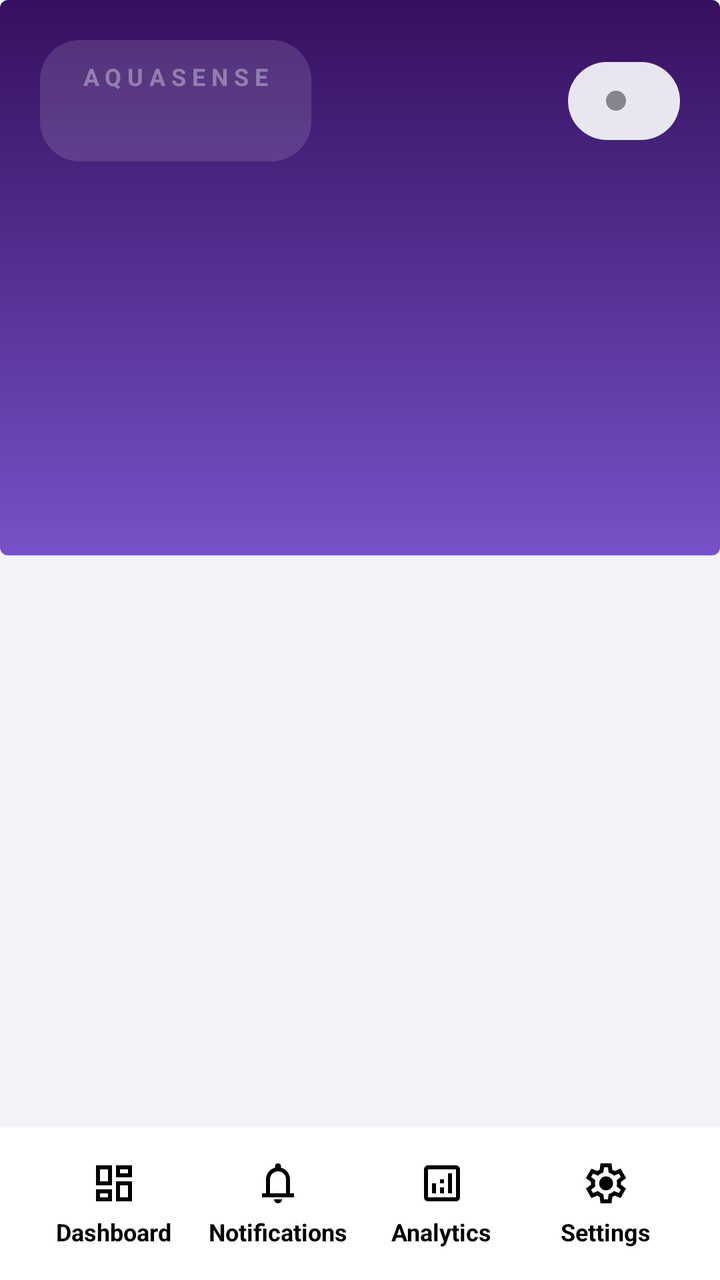
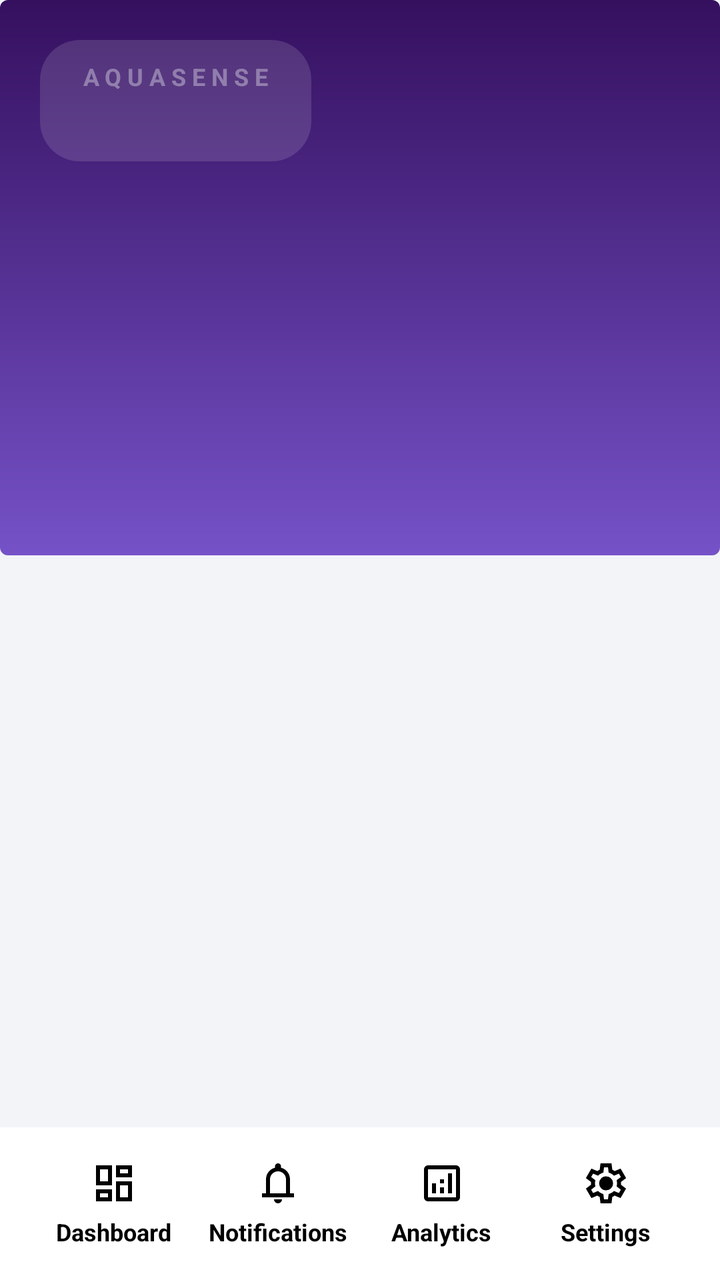

The first picture is an Android layout as it rendered before a commit; the second is the same layout after the commit. The layout source and the unified diff follow.
<!-- AndroidManifest.xml: application theme Theme.AquaSense -->
<!-- res/layout/fragment_dashboard.xml -->
<?xml version="1.0" encoding="utf-8"?>
<androidx.constraintlayout.widget.ConstraintLayout
    xmlns:android="http://schemas.android.com/apk/res/android"
    xmlns:app="http://schemas.android.com/apk/res-auto"
    android:layout_width="match_parent"
    android:layout_height="match_parent"
    android:orientation="vertical"
>
    <com.google.android.material.card.MaterialCardView
        android:id="@+id/dashboardHeader"
        app:layout_constraintTop_toTopOf="parent"
        android:layout_width="match_parent"
        android:layout_height="wrap_content"
        app:cardElevation="0dp"
    >
        <androidx.constraintlayout.widget.ConstraintLayout
            android:id="@+id/dashboardHeaderGradient"
            android:layout_width="match_parent"
            android:layout_height="match_parent"
            android:background="@drawable/bg_dashboard_header"
        >
            <androidx.constraintlayout.widget.ConstraintLayout
                android:id="@+id/aquariumHeader"
                android:layout_width="match_parent"
                android:layout_height="wrap_content"
                android:gravity="center_vertical"
                app:layout_constraintStart_toStartOf="parent"
                app:layout_constraintEnd_toEndOf="parent"
                app:layout_constraintTop_toTopOf="parent"
                app:layout_constraintBottom_toTopOf="@id/aquariumSensorsStatusIcon"
            >
                
                <LinearLayout
                    android:id="@+id/aquariumSelector"
                    android:layout_width="wrap_content"
                    android:layout_height="wrap_content"
                    android:layout_marginStart="20dp"
                    android:layout_marginTop="20dp"
                    android:background="@drawable/bg_chip_0x22_alpha"
                    android:gravity="center"
                    android:orientation="vertical"
                    android:paddingHorizontal="20dp"
                    android:paddingVertical="10dp"
                    app:layout_constraintStart_toStartOf="parent"
                    app:layout_constraintTop_toTopOf="parent"
                    app:layout_constraintBottom_toBottomOf="parent"
                    android:clickable="true"
                    android:focusable="true"
                    android:foreground="@drawable/rounded_ripple_20dp_radius"
                >
                    <TextView
                        android:text="@string/app_name_uppercase"
                        android:layout_width="wrap_content"
                        android:layout_height="wrap_content"
                        android:textColor="@color/alpha_0x60_white"
                        android:textSize="12sp"
                        android:textStyle="bold"
                        android:letterSpacing="0.25"
                    />
                    <TextView
                        android:id="@+id/aquariumTitleText"
                        android:layout_width="wrap_content"
                        android:layout_height="wrap_content"
                        android:textColor="@color/alpha_0xD0_white"
                        android:textSize="18sp"
                        android:textStyle="bold"
                    />
                </LinearLayout>

                
                <LinearLayout
                    android:id="@+id/aquariumBoardStatus"
                    android:layout_width="wrap_content"
                    android:layout_height="wrap_content"
                    android:layout_marginEnd="20dp"
                    android:layout_marginTop="20dp"
                    android:background="@drawable/bg_chip_0xf0_alpha"
                    android:gravity="center_vertical"
                    android:orientation="horizontal"
                    android:paddingHorizontal="18dp"
                    android:paddingVertical="10dp"
                    app:layout_constraintEnd_toEndOf="parent"
                    app:layout_constraintTop_toTopOf="parent"
                    app:layout_constraintBottom_toBottomOf="parent"
                >
                    <ImageView
                        android:id="@+id/aquariumBoardStatusIcon"
                        android:layout_width="12dp"
                        android:layout_height="12dp"
                        android:src="@drawable/gray_circle_24"
                        android:contentDescription="@null"
                    />
                    <TextView
                        android:id="@+id/aquariumBoardStatusText"
                        android:layout_marginStart="8dp"
                        android:layout_width="wrap_content"
                        android:layout_height="wrap_content"
                        android:textSize="14sp"
                        android:textStyle="bold"
                    />
                </LinearLayout>
            </androidx.constraintlayout.widget.ConstraintLayout>

            
            <TextView
                android:id="@+id/aquariumSensorsStatusIcon"
                android:layout_width="wrap_content"
                android:layout_height="wrap_content"
                android:layout_marginVertical="10dp"
                android:textSize="72sp"
                app:layout_constraintTop_toBottomOf="@id/aquariumHeader"
                app:layout_constraintBottom_toTopOf="@id/aquariumSensorsStatusHeading"
                app:layout_constraintStart_toStartOf="parent"
                app:layout_constraintEnd_toEndOf="parent"
            />

            
            <TextView
                android:id="@+id/aquariumSensorsStatusHeading"
                android:layout_width="wrap_content"
                android:layout_height="wrap_content"
                android:textColor="@color/alpha_0xF0_white"
                android:textSize="28sp"
                android:textStyle="bold"
                app:layout_constraintTop_toBottomOf="@id/aquariumSensorsStatusIcon"
                app:layout_constraintBottom_toTopOf="@id/aquariumSensorsStatusDescription"
                app:layout_constraintStart_toStartOf="parent"
                app:layout_constraintEnd_toEndOf="parent"
            />

            
            <TextView
                android:id="@+id/aquariumSensorsStatusDescription"
                android:layout_width="wrap_content"
                android:layout_height="wrap_content"
                android:gravity="center"
                android:textColor="@color/alpha_0xC0_white"
                android:textSize="16sp"
                android:layout_marginTop="2dp"
                android:layout_marginBottom="20dp"
                android:paddingHorizontal="50dp"
                app:layout_constraintTop_toBottomOf="@id/aquariumSensorsStatusHeading"
                app:layout_constraintBottom_toBottomOf="parent"
                app:layout_constraintStart_toStartOf="parent"
                app:layout_constraintEnd_toEndOf="parent"
            />
        </androidx.constraintlayout.widget.ConstraintLayout>
    </com.google.android.material.card.MaterialCardView>

    <androidx.recyclerview.widget.RecyclerView
        android:id="@+id/sensorGrid"
        app:layout_constraintTop_toBottomOf="@id/dashboardHeader"
        app:layout_constraintBottom_toTopOf="@id/dashboardFooter"
        app:layout_constraintStart_toStartOf="parent"
        app:layout_constraintEnd_toEndOf="parent"
        android:layout_width="0dp"
        android:layout_height="0dp"
        android:padding="16dp"
        android:clipToPadding="false"
    />

    <LinearLayout
        android:id="@+id/dashboardFooter"
        app:layout_constraintBottom_toBottomOf="parent"
        android:layout_width="match_parent"
        android:layout_height="wrap_content"
        android:background="@color/card_background"
        android:orientation="horizontal"
        android:gravity="center_vertical"
        android:padding="16dp"
        android:baselineAligned="false"
    >
        <LinearLayout
            android:id="@+id/navbarDashboard"
            android:layout_width="0dp"
            android:layout_height="wrap_content"
            android:layout_weight="1"
            android:gravity="center"
            android:background="@color/card_background"
            android:orientation="vertical"
            android:clickable="true"
            android:focusable="true"
            android:foreground="?attr/selectableItemBackgroundBorderless"
        >
            <ImageView
                android:layout_width="24dp"
                android:layout_height="24dp"
                android:src="@drawable/dashboard_24px"
                android:contentDescription="@null"
            />
            <TextView
                android:layout_width="wrap_content"
                android:layout_height="wrap_content"
                android:textColor="@color/text_primary"
                android:text="@string/dashboard"
                android:layout_marginTop="4dp"
                android:textSize="12sp"
                android:textStyle="bold"
            />
        </LinearLayout>
        <LinearLayout
            android:id="@+id/navbarNotifications"
            android:layout_width="0dp"
            android:layout_height="wrap_content"
            android:layout_weight="1"
            android:gravity="center"
            android:background="@color/card_background"
            android:orientation="vertical"
            android:clickable="true"
            android:focusable="true"
            android:foreground="?attr/selectableItemBackgroundBorderless"
            >
            <ImageView
                android:layout_width="24dp"
                android:layout_height="24dp"
                android:src="@drawable/notifications_24px"
                android:contentDescription="@null"
                />
            <TextView
                android:layout_width="wrap_content"
                android:layout_height="wrap_content"
                android:textColor="@color/text_primary"
                android:text="@string/notifications"
                android:layout_marginTop="4dp"
                android:textSize="12sp"
                android:textStyle="bold"
                />
        </LinearLayout>
        <LinearLayout
            android:id="@+id/navbarAnalytics"
            android:layout_width="0dp"
            android:layout_height="wrap_content"
            android:layout_weight="1"
            android:gravity="center"
            android:background="@color/card_background"
            android:orientation="vertical"
            android:clickable="true"
            android:focusable="true"
            android:foreground="?attr/selectableItemBackgroundBorderless"
            >
            <ImageView
                android:layout_width="24dp"
                android:layout_height="24dp"
                android:src="@drawable/analytics_24px"
                android:contentDescription="@null"
                />
            <TextView
                android:layout_width="wrap_content"
                android:layout_height="wrap_content"
                android:textColor="@color/text_primary"
                android:text="@string/analytics"
                android:layout_marginTop="4dp"
                android:textSize="12sp"
                android:textStyle="bold"
                />
        </LinearLayout>
        <LinearLayout
            android:id="@+id/navbarSettings"
            android:layout_width="0dp"
            android:layout_height="wrap_content"
            android:layout_weight="1"
            android:gravity="center"
            android:background="@color/card_background"
            android:orientation="vertical"
            android:clickable="true"
            android:focusable="true"
            android:foreground="?attr/selectableItemBackgroundBorderless"
            >
            <ImageView
                android:layout_width="24dp"
                android:layout_height="24dp"
                android:src="@drawable/settings_24px"
                android:contentDescription="@null"
                />
            <TextView
                android:layout_width="wrap_content"
                android:layout_height="wrap_content"
                android:textColor="@color/text_primary"
                android:text="@string/settings"
                android:layout_marginTop="4dp"
                android:textSize="12sp"
                android:textStyle="bold"
                />
        </LinearLayout>
    </LinearLayout>
</androidx.constraintlayout.widget.ConstraintLayout>
<!-- resources referenced by this layout -->
<resources>
  <color name="alpha_0x60_white">#60F2F4F8</color>
  <color name="alpha_0xC0_white">#C0F2F4F8</color>
  <color name="alpha_0xD0_white">#D0F2F4F8</color>
  <color name="alpha_0xF0_white">#F0F2F4F8</color>
  <color name="card_background">#FFFFFFFF</color>
  <color name="text_primary">#FF000000</color>
  <!-- drawable bg_chip_0x22_alpha (drawable) -->
  <?xml version="1.0" encoding="utf-8"?>
  <shape xmlns:android="http://schemas.android.com/apk/res/android">
      <solid android:color="@color/alpha_0x22_background"/>
      <corners android:radius="20dp"/>
  </shape>
  <!-- drawable bg_chip_0xf0_alpha (drawable) -->
  <?xml version="1.0" encoding="utf-8"?>
  <shape xmlns:android="http://schemas.android.com/apk/res/android">
      <solid android:color="@color/alpha_0xF0_background"/>
      <corners android:radius="20dp"/>
  </shape>
  <!-- drawable bg_dashboard_header (drawable) -->
  <?xml version="1.0" encoding="utf-8"?>
  <shape xmlns:android="http://schemas.android.com/apk/res/android">
      <gradient
          android:startColor="@color/aquarium_sensors_status_stormy_gradient_start"
          android:endColor="@color/aquarium_sensors_status_stormy_gradient_end"
          android:angle="90"
      />
  </shape>
  <!-- drawable dashboard_24px (drawable) -->
  <vector xmlns:android="http://schemas.android.com/apk/res/android"
      android:width="24dp"
      android:height="24dp"
      android:viewportWidth="960"
      android:viewportHeight="960"
      android:tint="@color/text_primary">
    <path
        android:fillColor="@android:color/white"
        android:pathData="M520,360L520,120L840,120L840,360L520,360ZM120,520L120,120L440,120L440,520L120,520ZM520,840L520,440L840,440L840,840L520,840ZM120,840L120,600L440,600L440,840L120,840ZM200,440L360,440L360,200L200,200L200,440ZM600,760L760,760L760,520L600,520L600,760ZM600,280L760,280L760,200L600,200L600,280ZM200,760L360,760L360,680L200,680L200,760ZM360,440L360,440L360,440L360,440ZM600,280L600,280L600,280L600,280ZM600,520L600,520L600,520L600,520ZM360,680L360,680L360,680L360,680Z"/>
  </vector>
  <!-- drawable gray_circle_24 (drawable) -->
  <vector xmlns:android="http://schemas.android.com/apk/res/android" android:height="24dp" android:tint="@color/status_gray" android:viewportHeight="24" android:viewportWidth="24" android:width="24dp">
        
      <path android:fillColor="@android:color/white" android:pathData="M12,2C6.47,2 2,6.47 2,12s4.47,10 10,10 10,-4.47 10,-10S17.53,2 12,2z"/>
      
  </vector>
  <!-- drawable rounded_ripple_20dp_radius (drawable) -->
  <?xml version="1.0" encoding="utf-8"?>
  <ripple
      xmlns:android="http://schemas.android.com/apk/res/android"
      android:color="@color/alpha_0x22_background"
  >
      <item android:id="@android:id/mask">
          <shape>
              <solid android:color="@color/background"/>
              <corners android:radius="20dp"/>
          </shape>
      </item>
  </ripple>
  <string name="analytics">Analytics</string>
  <string name="app_name_uppercase">AQUASENSE</string>
  <string name="dashboard">Dashboard</string>
  <string name="notifications">Notifications</string>
  <string name="settings">Settings</string>
  <style name="Theme.AquaSense" parent="Base.Theme.AquaSense" />
  <color name="alpha_0x22_background">#22F2F4F8</color>
  <color name="alpha_0xF0_background">#F0F2F4F8</color>
  <color name="aquarium_sensors_status_stormy_gradient_start">#7552C7</color>
  <color name="aquarium_sensors_status_stormy_gradient_end">#35105F</color>
  <color name="status_gray">#FF84858D</color>
  <color name="background">#FFF2F4F8</color>
  <style name="Base.Theme.AquaSense" parent="Theme.MaterialComponents.DayNight.NoActionBar">
          
          <item name="android:windowBackground">@color/background</item>
          <item name="android:colorBackground">@color/background</item>
          
          <item name="android:statusBarColor">@color/toolbar_gradient_start</item>
          <item name="android:windowLightStatusBar">@bool/light_status_bar_icons</item>
      </style>
  <color name="toolbar_gradient_start">#FFC1DFE0</color>
  <!-- unchanged entries left out for length: 3 -->
</resources>

<!-- the commit's change to res/layout/fragment_dashboard.xml (unified diff, before → after) -->
@@ -66,39 +66,6 @@
                         android:textStyle="bold"
                     />
                 </LinearLayout>
-
-                
-                <LinearLayout
-                    android:id="@+id/aquariumBoardStatus"
-                    android:layout_width="wrap_content"
-                    android:layout_height="wrap_content"
-                    android:layout_marginEnd="20dp"
-                    android:layout_marginTop="20dp"
-                    android:background="@drawable/bg_chip_0xf0_alpha"
-                    android:gravity="center_vertical"
-                    android:orientation="horizontal"
-                    android:paddingHorizontal="18dp"
-                    android:paddingVertical="10dp"
-                    app:layout_constraintEnd_toEndOf="parent"
-                    app:layout_constraintTop_toTopOf="parent"
-                    app:layout_constraintBottom_toBottomOf="parent"
-                >
-                    <ImageView
-                        android:id="@+id/aquariumBoardStatusIcon"
-                        android:layout_width="12dp"
-                        android:layout_height="12dp"
-                        android:src="@drawable/gray_circle_24"
-                        android:contentDescription="@null"
-                    />
-                    <TextView
-                        android:id="@+id/aquariumBoardStatusText"
-                        android:layout_marginStart="8dp"
-                        android:layout_width="wrap_content"
-                        android:layout_height="wrap_content"
-                        android:textSize="14sp"
-                        android:textStyle="bold"
-                    />
-                </LinearLayout>
             </androidx.constraintlayout.widget.ConstraintLayout>
 
             
<!-- resource entries referenced after the edit -->
@@ -10,12 +10,6 @@
   <?xml version="1.0" encoding="utf-8"?>
   <shape xmlns:android="http://schemas.android.com/apk/res/android">
       <solid android:color="@color/alpha_0x22_background"/>
-      <corners android:radius="20dp"/>
-  </shape>
-  <!-- drawable bg_chip_0xf0_alpha (drawable) -->
-  <?xml version="1.0" encoding="utf-8"?>
-  <shape xmlns:android="http://schemas.android.com/apk/res/android">
-      <solid android:color="@color/alpha_0xF0_background"/>
       <corners android:radius="20dp"/>
   </shape>
   <!-- drawable bg_dashboard_header (drawable) -->
@@ -38,12 +32,6 @@
         android:fillColor="@android:color/white"
         android:pathData="M520,360L520,120L840,120L840,360L520,360ZM120,520L120,120L440,120L440,520L120,520ZM520,840L520,440L840,440L840,840L520,840ZM120,840L120,600L440,600L440,840L120,840ZM200,440L360,440L360,200L200,200L200,440ZM600,760L760,760L760,520L600,520L600,760ZM600,280L760,280L760,200L600,200L600,280ZM200,760L360,760L360,680L200,680L200,760ZM360,440L360,440L360,440L360,440ZM600,280L600,280L600,280L600,280ZM600,520L600,520L600,520L600,520ZM360,680L360,680L360,680L360,680Z"/>
   </vector>
-  <!-- drawable gray_circle_24 (drawable) -->
-  <vector xmlns:android="http://schemas.android.com/apk/res/android" android:height="24dp" android:tint="@color/status_gray" android:viewportHeight="24" android:viewportWidth="24" android:width="24dp">
-        
-      <path android:fillColor="@android:color/white" android:pathData="M12,2C6.47,2 2,6.47 2,12s4.47,10 10,10 10,-4.47 10,-10S17.53,2 12,2z"/>
-      
-  </vector>
   <!-- drawable rounded_ripple_20dp_radius (drawable) -->
   <?xml version="1.0" encoding="utf-8"?>
   <ripple
@@ -64,10 +52,8 @@
   <string name="settings">Settings</string>
   <style name="Theme.AquaSense" parent="Base.Theme.AquaSense" />
   <color name="alpha_0x22_background">#22F2F4F8</color>
-  <color name="alpha_0xF0_background">#F0F2F4F8</color>
   <color name="aquarium_sensors_status_stormy_gradient_start">#7552C7</color>
   <color name="aquarium_sensors_status_stormy_gradient_end">#35105F</color>
-  <color name="status_gray">#FF84858D</color>
   <color name="background">#FFF2F4F8</color>
   <style name="Base.Theme.AquaSense" parent="Theme.MaterialComponents.DayNight.NoActionBar">
           
